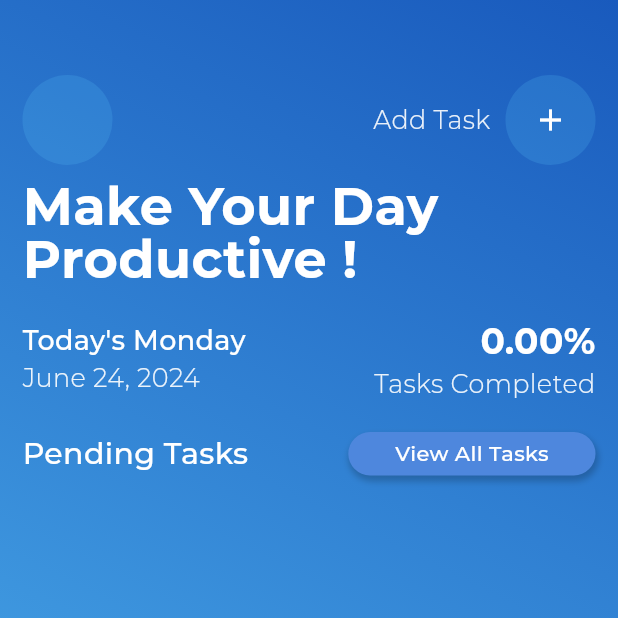
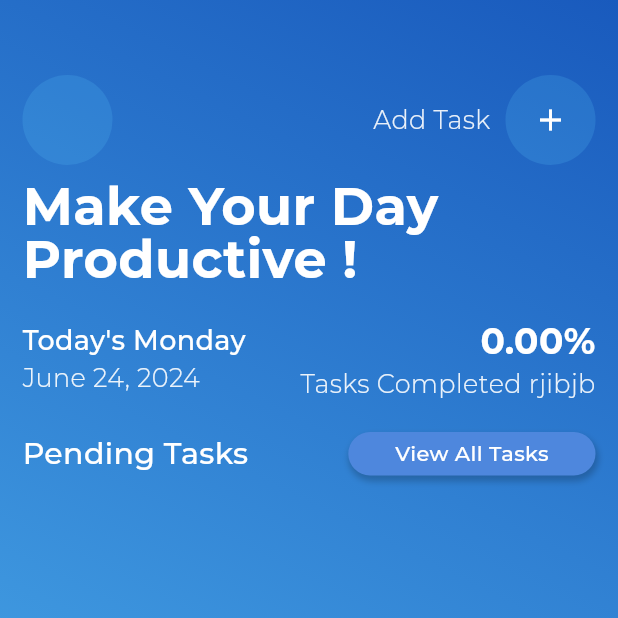
Before and after one commit to mianhusnain1/To_Do, a Flutter app: the screen it shows after launch, on a phone screen of 412 x 824 dp, the top half of it. Run offline on Flutter 3.47's test engine with Material 3 defaults, Android fonts, the phone set to English and light mode, and no system bars; drawn by our look-alikes of lottie; our stand-ins replace flutter_slidable, flutter_spinkit, hive, hive_flutter; accounts and stored records are empty; project files that could hold a hidden picture were left out.

Commit message:
Card Update

```diff
--- a/lib/screens/home.dart
+++ b/lib/screens/home.dart
@@ -191,7 +191,7 @@ class _HomeScreenState extends State<HomeScreen> {
                 children: [
                   _buildPercentageWidget(),
                   Text(
-                    "Tasks Completed",
+                    "Tasks Completed rjibjb",
                     style: TextStyle(
                         color: Colors.white.withOpacity(0.9),
                         fontSize: 17,
```
